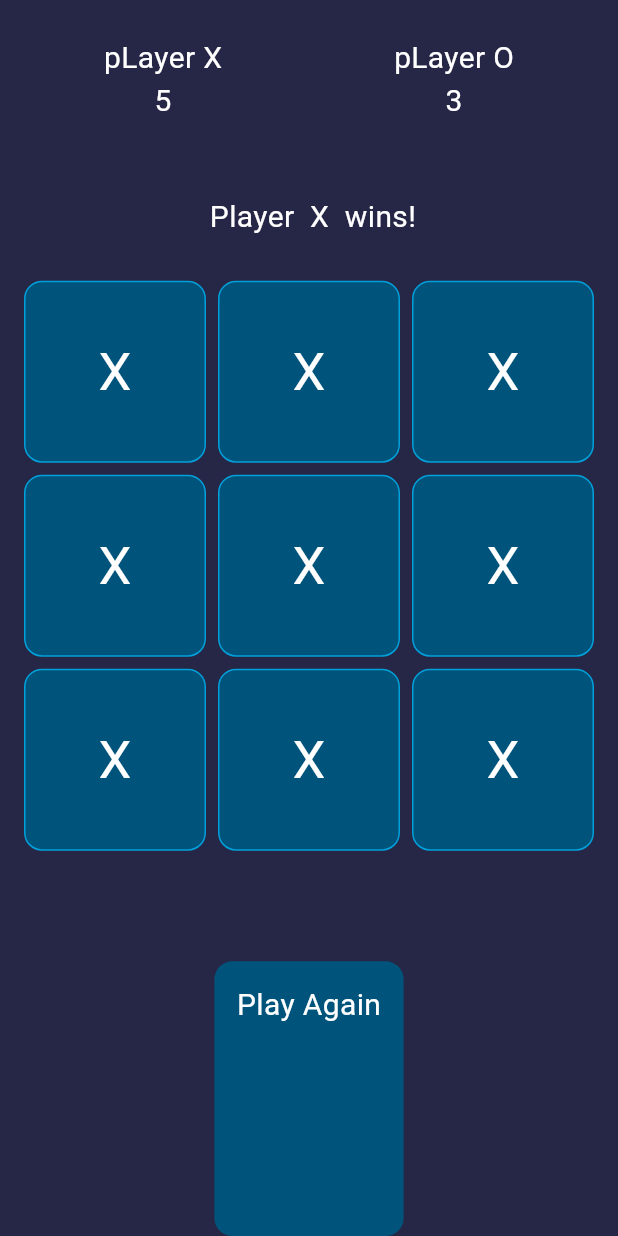
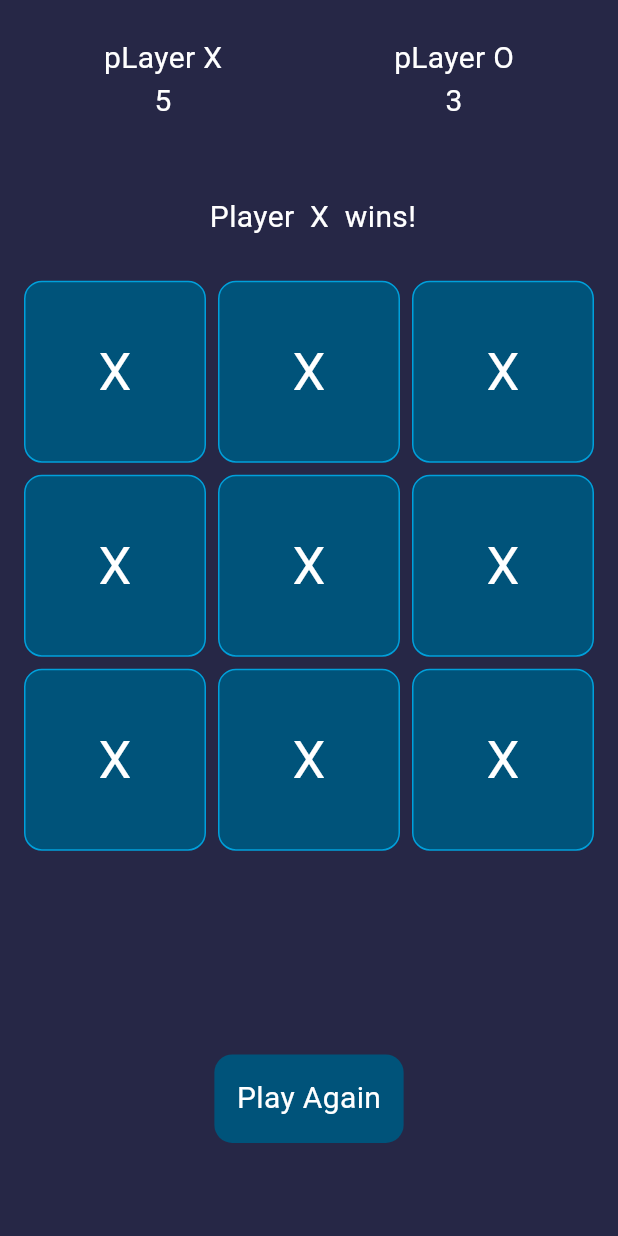
Before and after one commit to MohamedQaid/QuickXO-Flutter-Game-, a Flutter app: the screen it shows after launch, on a phone screen of 412 x 824 dp. Run offline on Flutter 3.47's test engine with Material 3 defaults, Android fonts, the phone set to English and light mode, and no system bars.

Commit message:
Edit  hight btn

```diff
--- a/lib/widgets/custom_btn_again_game.dart
+++ b/lib/widgets/custom_btn_again_game.dart
@@ -8,14 +8,16 @@ class CustomBtnAgainGame extends StatelessWidget {
 
   @override
   Widget build(BuildContext context) {
-    return GestureDetector(
+    return Align(
+      alignment: Alignment.center,
+      child: GestureDetector(
         child: Container(
-          height: 150,
             padding: const EdgeInsets.all(15.0),
             decoration: BoxDecoration(
                 color: const Color(0xff00537A),
                 borderRadius: BorderRadius.circular(12.0)),
             child: const CustomText(stringText: 'Play Again')),
+      ),
     );
   }
 }
```
Lines whose indentation alone changed are shown as unchanged.
